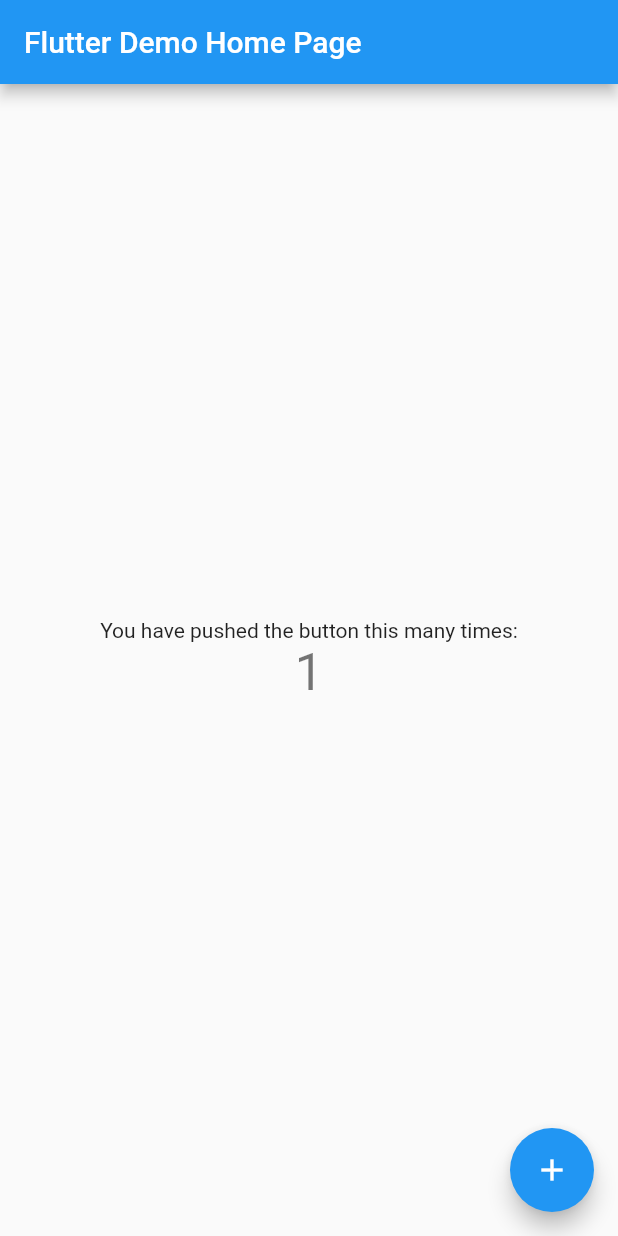
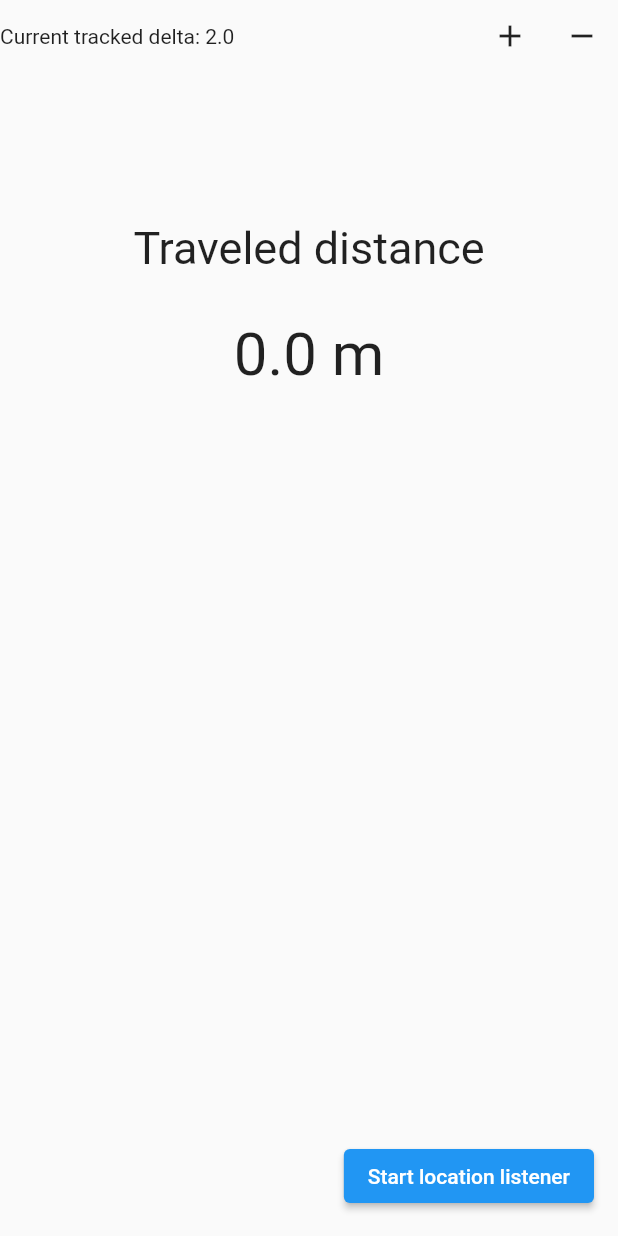
Before and after one commit to suljevicsemir/walking-app, a Flutter app: the screen it shows after launch, after a tap on the "add" icon, on a phone screen of 412 x 824 dp. Run offline on Flutter 3.47's test engine with Material 2 defaults, Android fonts, the phone set to English and light mode, and no system bars; our stand-ins replace geolocator, location.

Commit message:
copy code

```diff
--- /dev/null
+++ b/lib/location_provider.dart
@@ -0,0 +1,85 @@
+
+import 'dart:async';
+
+import 'package:geolocator/geolocator.dart' as geolocator;
+import 'package:flutter/cupertino.dart';
+import 'package:location/location.dart';
+
+class LocationProvider extends ChangeNotifier {
+
+
+  final Location _location = Location();
+  LocationData? _lastLocation;
+  bool _isFirstRun = true;
+  late StreamSubscription listener;
+  bool _trackingInProgress = false;
+  double _distanceTraveled = 0.0;
+
+  double _distanceDelta = 2.0;
+
+  Future<void> startLocationListener() async{
+    trackingInProgress = true;
+    _lastLocation = null;
+
+    await _location.changeSettings(
+      accuracy: LocationAccuracy.high,
+      interval: 2000,
+      distanceFilter: 10
+    );
+
+    listener = _location.onLocationChanged.listen((LocationData locationData) {
+      debugPrint("Location changed!");
+      debugPrint("Current latitude: ${locationData.latitude}");
+      debugPrint("Current longitude: ${locationData.longitude}");
+
+      _lastLocation ??= locationData;
+
+      final double newDistance = geolocator.Geolocator.distanceBetween(locationData.latitude!, locationData.longitude!, _lastLocation!.latitude!, _lastLocation!.longitude!);
+
+      if(!_isFirstRun && newDistance < _distanceDelta) {
+        return;
+      }
+      debugPrint("Traveled distance: $newDistance");
+      if(!_isFirstRun) {
+        _isFirstRun = true;
+      }
+      distanceTraveled = distanceTraveled + newDistance;
+      _lastLocation = locationData;
+    });
+  }
+
+  void stopTracking() {
+    trackingInProgress = false;
+    listener.cancel();
+  }
+
+  void increaseDelta() {
+    _distanceDelta += 0.1;
+  }
+
+  void decreaseDelta() {
+    _distanceDelta -= 0.1;
+  }
+
+  double get distanceDelta => _distanceDelta;
+
+  set trackingInProgress(bool value) {
+    _trackingInProgress = value;
+    notifyListeners();
+  }
+
+  bool get trackingInProgress => _trackingInProgress;
+
+  double get distanceTraveled => _distanceTraveled;
+
+  set distanceTraveled(double value) {
+    _distanceTraveled = value;
+    notifyListeners();
+  }
+
+
+
+
+
+
+}
--- a/lib/main.dart
+++ b/lib/main.dart
@@ -1,4 +1,9 @@
 import 'package:flutter/material.dart';
+import 'package:walking_app/location_provider.dart';
+import 'package:provider/provider.dart';
+
+
+
 
 void main() {
   runApp(const MyApp());
@@ -10,7 +15,14 @@ class MyApp extends StatelessWidget {
   // This widget is the root of your application.
   @override
   Widget build(BuildContext context) {
-    return MaterialApp(
+    return MultiProvider(
+      providers: [
+        ChangeNotifierProvider<LocationProvider>(
+          create: (_) => LocationProvider(),
+          lazy: false,
+        )
+      ],
+      child: MaterialApp(
         title: 'Flutter Demo',
         theme: ThemeData(
           // This is the theme of your application.
@@ -24,92 +36,94 @@ class MyApp extends StatelessWidget {
           // is not restarted.
           primarySwatch: Colors.blue,
         ),
-      home: const MyHomePage(title: 'Flutter Demo Home Page'),
+        home: const MyHomePage(),
+      ),
     );
   }
 }
 
 class MyHomePage extends StatefulWidget {
-  const MyHomePage({Key? key, required this.title}) : super(key: key);
-
-  // This widget is the home page of your application. It is stateful, meaning
-  // that it has a State object (defined below) that contains fields that affect
-  // how it looks.
-
-  // This class is the configuration for the state. It holds the values (in this
-  // case the title) provided by the parent (in this case the App widget) and
-  // used by the build method of the State. Fields in a Widget subclass are
-  // always marked "final".
-
-  final String title;
+  const MyHomePage({Key? key}) : super(key: key);
 
   @override
   State<MyHomePage> createState() => _MyHomePageState();
 }
 
 class _MyHomePageState extends State<MyHomePage> {
-  int _counter = 0;
+  @override
+  Widget build(BuildContext context) {
+    final provider = context.watch<LocationProvider>();
+    return Scaffold(
+      floatingActionButton: _PageFloatingButton(isTracking: provider.trackingInProgress,),
+      body: SafeArea(
+        child: Column(
+          children: [
+            Row(
+              children: [
+                Text(
+                  "Current tracked delta: ${provider.distanceDelta}"
+                ),
+                Spacer(),
+                IconButton(
+                  onPressed: () {
+                    provider.increaseDelta();
+                  },
+                  icon: Icon(Icons.add),
+                ),
+                IconButton(
+                  onPressed: () {
 
-  void _incrementCounter() {
-    setState(() {
-      // This call to setState tells the Flutter framework that something has
-      // changed in this State, which causes it to rerun the build method below
-      // so that the display can reflect the updated values. If we changed
-      // _counter without calling setState(), then the build method would not be
-      // called again, and so nothing would appear to happen.
-      _counter++;
-    });
+                  },
+                  icon: Icon(Icons.remove),
+                )
+              ],
+            ),
+            const SizedBox(height: 100,),
+            const Center(
+              child: Text(
+                "Traveled distance",
+                style: TextStyle(
+                  fontSize: 30
+                ),
+              ),
+            ),
+            const SizedBox(height: 30,),
+            Text(
+              "${provider.distanceTraveled} m",
+              style: const TextStyle(
+                fontSize: 40
+              ),
+            )
+          ],
+        )
+      ),
+    );
   }
+}
+
+class _PageFloatingButton extends StatelessWidget {
+  const _PageFloatingButton({
+    Key? key,
+    required this.isTracking
+  }) : super(key: key);
+
+  final bool isTracking;
+
 
   @override
   Widget build(BuildContext context) {
-    // This method is rerun every time setState is called, for instance as done
-    // by the _incrementCounter method above.
-    //
-    // The Flutter framework has been optimized to make rerunning build methods
-    // fast, so that you can just rebuild anything that needs updating rather
-    // than having to individually change instances of widgets.
-    return Scaffold(
-      appBar: AppBar(
-        // Here we take the value from the MyHomePage object that was created by
-        // the App.build method, and use it to set our appbar title.
-        title: Text(widget.title),
-      ),
-      body: Center(
-        // Center is a layout widget. It takes a single child and positions it
-        // in the middle of the parent.
-        child: Column(
-          // Column is also a layout widget. It takes a list of children and
-          // arranges them vertically. By default, it sizes itself to fit its
-          // children horizontally, and tries to be as tall as its parent.
-          //
-          // Invoke "debug painting" (press "p" in the console, choose the
-          // "Toggle Debug Paint" action from the Flutter Inspector in Android
-          // Studio, or the "Toggle Debug Paint" command in Visual Studio Code)
-          // to see the wireframe for each widget.
-          //
-          // Column has various properties to control how it sizes itself and
-          // how it positions its children. Here we use mainAxisAlignment to
-          // center the children vertically; the main axis here is the vertical
-          // axis because Columns are vertical (the cross axis would be
-          // horizontal).
-          mainAxisAlignment: MainAxisAlignment.center,
-          children: <Widget>[
-            const Text(
-              'You have pushed the button this many times:',
-            ),
-            Text(
-              '$_counter',
-              style: Theme.of(context).textTheme.headline4,
-            ),
-          ],
-        ),
-      ),
-      floatingActionButton: FloatingActionButton(
-        onPressed: _incrementCounter,
-        tooltip: 'Increment',
-        child: const Icon(Icons.add),
-      ), // This trailing comma makes auto-formatting nicer for build methods.
+    return isTracking ?
+    ElevatedButton(
+      onPressed: () {
+        context.read<LocationProvider>().stopTracking();
+      },
+      child: Text("Stop tracking")
+    ) :
+    ElevatedButton(
+      onPressed: () {
+          context.read<LocationProvider>().startLocationListener();
+      },
+      child: Text("Start location listener")
     );
   }
 }
```
Lines whose indentation alone changed are shown as unchanged.
